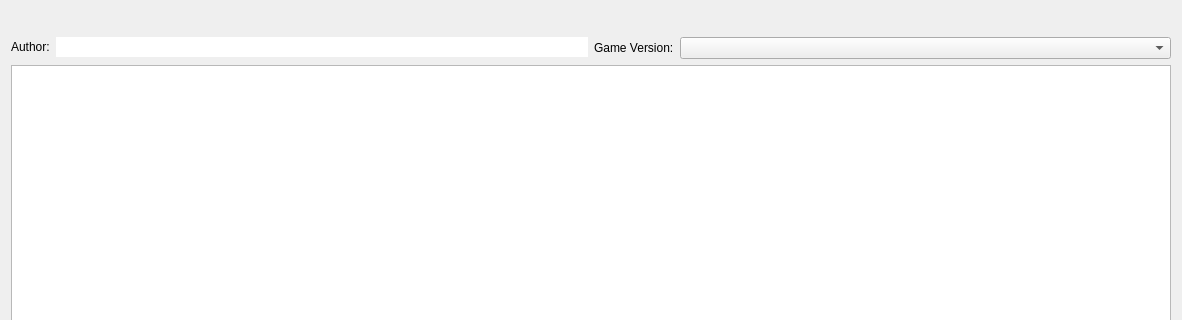
First picture: the form in src/ui/local/importcurseforgemodpackdialog.ui, repository kaniol-lck/modmanager, before the edit; both pictures show x 0 to 1182 and y 0 to 320 of the 1182 by 720 pixel window.
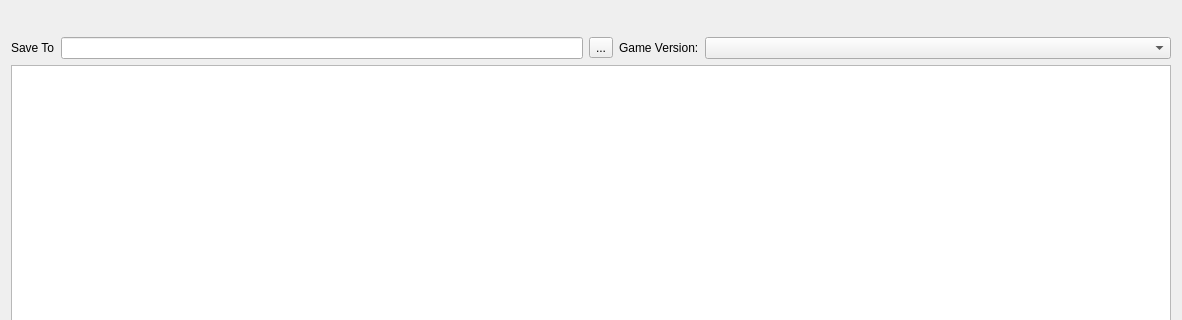
Second picture: the form after the edit.

```diff
--- a/src/ui/local/importcurseforgemodpackdialog.ui
+++ b/src/ui/local/importcurseforgemodpackdialog.ui
@@ -14,30 +14,28 @@
    <string>Dialog</string>
   </property>
   <layout class="QGridLayout" name="gridLayout">
-   <item row="0" column="0" colspan="2">
-    <layout class="QHBoxLayout" name="horizontalLayout">
-     <item>
-      <widget class="QLabel" name="name"/>
-     </item>
-     <item>
-      <widget class="QLabel" name="version"/>
-     </item>
-     <item>
-      <spacer name="horizontalSpacer">
-       <property name="orientation">
-        <enum>Qt::Horizontal</enum>
-       </property>
-       <property name="sizeHint" stdset="0">
-        <size>
-         <width>40</width>
-         <height>20</height>
-        </size>
-       </property>
-      </spacer>
-     </item>
-    </layout>
+   <item row="1" column="0">
+    <widget class="QLabel" name="label">
+     <property name="text">
+      <string>Save To</string>
+     </property>
+    </widget>
    </item>
    <item row="1" column="1">
+    <layout class="QHBoxLayout" name="horizontalLayout_2">
+     <item>
+      <widget class="QLineEdit" name="savePath"/>
+     </item>
+     <item>
+      <widget class="QToolButton" name="toolButton">
+       <property name="text">
+        <string>...</string>
+       </property>
+      </widget>
+     </item>
+    </layout>
+   </item>
+   <item row="1" column="2">
     <layout class="QFormLayout" name="formLayout_2">
      <item row="0" column="0">
       <widget class="QLabel" name="label_3">
@@ -58,28 +56,46 @@
      </item>
     </layout>
    </item>
-   <item row="1" column="0">
-    <layout class="QFormLayout" name="formLayout">
-     <item row="0" column="0">
-      <widget class="QLabel" name="label_2">
-       <property name="text">
-        <string>Author:</string>
+   <item row="0" column="0" colspan="3">
+    <layout class="QHBoxLayout" name="horizontalLayout">
+     <item>
+      <spacer name="horizontalSpacer_2">
+       <property name="orientation">
+        <enum>Qt::Horizontal</enum>
        </property>
-      </widget>
+       <property name="sizeHint" stdset="0">
+        <size>
+         <width>40</width>
+         <height>20</height>
+        </size>
+       </property>
+      </spacer>
      </item>
-     <item row="0" column="1">
-      <widget class="QLineEdit" name="author">
-       <property name="frame">
-        <bool>false</bool>
+     <item>
+      <widget class="QLabel" name="name"/>
+     </item>
+     <item>
+      <widget class="QLabel" name="version"/>
+     </item>
+     <item>
+      <widget class="QLabel" name="author"/>
+     </item>
+     <item>
+      <spacer name="horizontalSpacer">
+       <property name="orientation">
+        <enum>Qt::Horizontal</enum>
        </property>
-       <property name="readOnly">
-        <bool>true</bool>
+       <property name="sizeHint" stdset="0">
+        <size>
+         <width>40</width>
+         <height>20</height>
+        </size>
        </property>
-      </widget>
+      </spacer>
      </item>
     </layout>
    </item>
-   <item row="2" column="0" colspan="2">
+   <item row="2" column="0" colspan="3">
     <widget class="QTreeView" name="treeView">
      <property name="editTriggers">
       <set>QAbstractItemView::NoEditTriggers</set>
@@ -92,7 +108,7 @@
      </property>
     </widget>
    </item>
-   <item row="3" column="0" colspan="2">
+   <item row="3" column="0" colspan="3">
     <widget class="QDialogButtonBox" name="buttonBox">
      <property name="orientation">
       <enum>Qt::Horizontal</enum>
```
